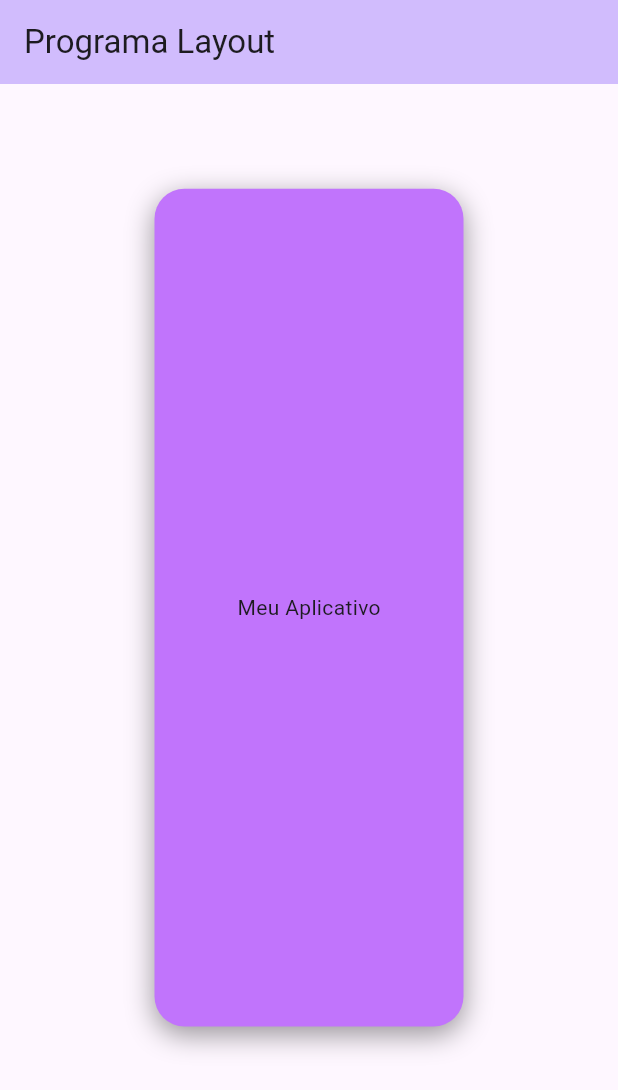
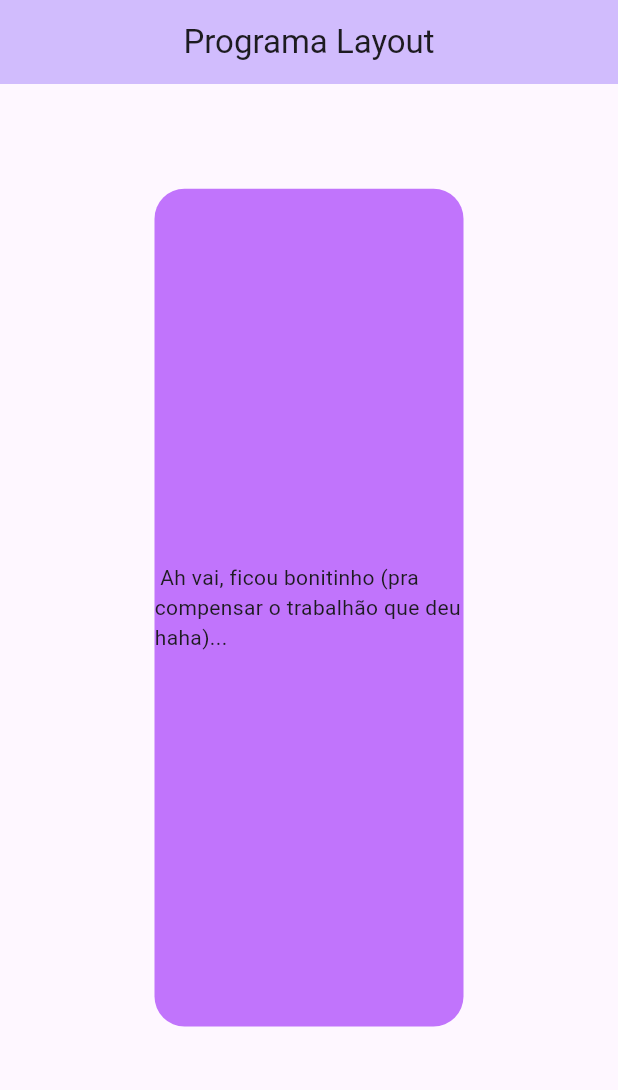
Before and after one commit to nalaurinhaa/Aplicativo-teste-Layout, a Flutter app: the screen it shows after launch, on a phone screen of 412 x 824 dp. Shown: the top 1090 px of the screen. Run offline on Flutter 3.47's test engine with Material 3 defaults, Android fonts, the phone set to English and light mode, and no system bars.

Commit message:
modified:   lib/main.dart

```diff
--- a/lib/main.dart
+++ b/lib/main.dart
@@ -39,6 +39,7 @@ class _MyHomePageState extends State<HomePage> {
     return Scaffold(
       appBar: AppBar(
         backgroundColor: Theme.of(context).colorScheme.inversePrimary,
+        centerTitle: true, // Centraliza o título
         title: Text(widget.title),
       ),
       body: Center(
@@ -69,17 +70,10 @@ class _MyHomePageState extends State<HomePage> {
                     child: Container(
                       alignment: Alignment.center,
                       decoration: BoxDecoration(
-                        color: const Color.fromARGB(255, 193, 116, 252), // Corrigido para color
+                        color: const Color.fromARGB(255, 193, 116, 252),
                         borderRadius: BorderRadius.circular(20),
-                        boxShadow: const [
-                          BoxShadow(
-                            color: Color.fromARGB(101, 0, 0, 0),
-                            blurRadius: 15,
-                            offset: Offset(0, 5),
-                          )
-                        ]
                       ),
-                      child: const Text('Meu Aplicativo'),
+                      child: const Text(' Ah vai, ficou bonitinho (pra compensar o trabalhão que deu haha)...'),
                     ),
                   ),
                   Expanded(
```
